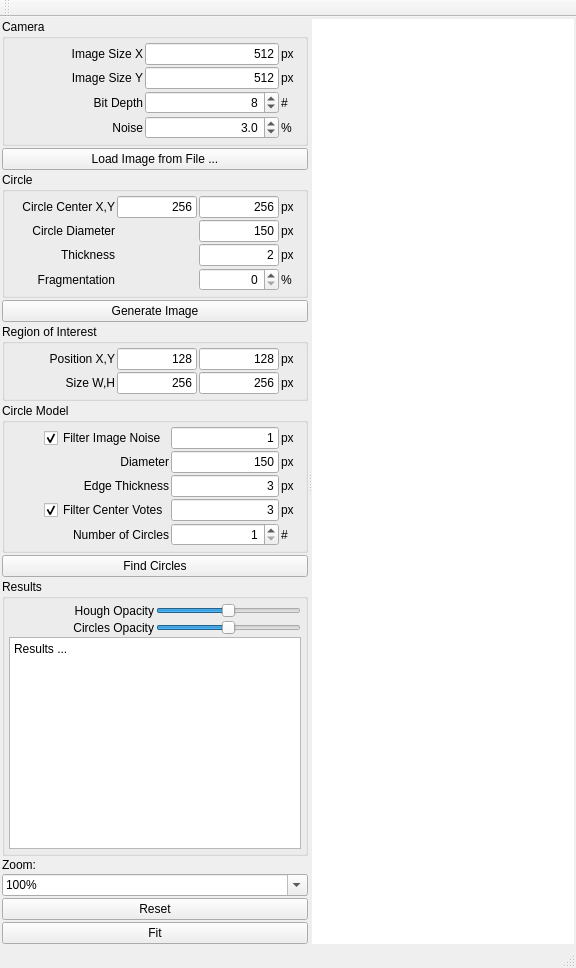
TheGoofy/ggCircleFinder, file QtMain/MainWindow.ui: the form before one commit.
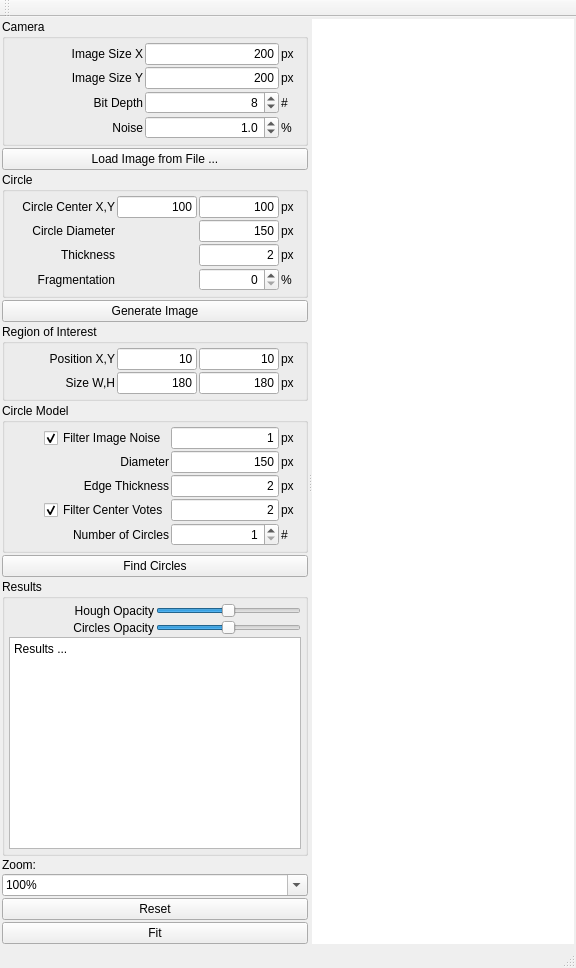
The form after the commit. Custom widgets are drawn as their Qt base class.

```diff
--- a/QtMain/MainWindow.ui
+++ b/QtMain/MainWindow.ui
@@ -38,7 +38,7 @@
       <property name="orientation">
        <enum>Qt::Horizontal</enum>
       </property>
-      <widget class="QWidget" name="">
+      <widget class="QWidget" name="layoutWidget">
        <layout class="QVBoxLayout" name="verticalLayout">
         <property name="spacing">
          <number>2</number>
@@ -132,7 +132,7 @@
               </sizepolicy>
              </property>
              <property name="text">
-              <string>512</string>
+              <string>200</string>
              </property>
              <property name="alignment">
               <set>Qt::AlignRight|Qt::AlignTrailing|Qt::AlignVCenter</set>
@@ -148,7 +148,7 @@
               </sizepolicy>
              </property>
              <property name="text">
-              <string>512</string>
+              <string>200</string>
              </property>
              <property name="alignment">
               <set>Qt::AlignRight|Qt::AlignTrailing|Qt::AlignVCenter</set>
@@ -270,7 +270,7 @@
               <double>100.000000000000000</double>
              </property>
              <property name="value">
-              <double>3.000000000000000</double>
+              <double>1.000000000000000</double>
              </property>
             </widget>
            </item>
@@ -398,7 +398,7 @@
               </size>
              </property>
              <property name="text">
-              <string>256</string>
+              <string>100</string>
              </property>
              <property name="alignment">
               <set>Qt::AlignRight|Qt::AlignTrailing|Qt::AlignVCenter</set>
@@ -487,7 +487,7 @@
               </size>
              </property>
              <property name="text">
-              <string>256</string>
+              <string>100</string>
              </property>
              <property name="alignment">
               <set>Qt::AlignRight|Qt::AlignTrailing|Qt::AlignVCenter</set>
@@ -759,7 +759,7 @@
               </size>
              </property>
              <property name="text">
-              <string>256</string>
+              <string>180</string>
              </property>
              <property name="alignment">
               <set>Qt::AlignRight|Qt::AlignTrailing|Qt::AlignVCenter</set>
@@ -787,7 +787,7 @@
               </size>
              </property>
              <property name="text">
-              <string>128</string>
+              <string>10</string>
              </property>
              <property name="alignment">
               <set>Qt::AlignRight|Qt::AlignTrailing|Qt::AlignVCenter</set>
@@ -815,7 +815,7 @@
               </size>
              </property>
              <property name="text">
-              <string>256</string>
+              <string>180</string>
              </property>
              <property name="alignment">
               <set>Qt::AlignRight|Qt::AlignTrailing|Qt::AlignVCenter</set>
@@ -890,7 +890,7 @@
               </size>
              </property>
              <property name="text">
-              <string>128</string>
+              <string>10</string>
              </property>
              <property name="alignment">
               <set>Qt::AlignRight|Qt::AlignTrailing|Qt::AlignVCenter</set>
@@ -1059,7 +1059,7 @@
               </sizepolicy>
              </property>
              <property name="text">
-              <string>3</string>
+              <string>2</string>
              </property>
              <property name="alignment">
               <set>Qt::AlignRight|Qt::AlignTrailing|Qt::AlignVCenter</set>
@@ -1097,7 +1097,7 @@
               </sizepolicy>
              </property>
              <property name="text">
-              <string>3</string>
+              <string>2</string>
              </property>
              <property name="alignment">
               <set>Qt::AlignRight|Qt::AlignTrailing|Qt::AlignVCenter</set>
```
